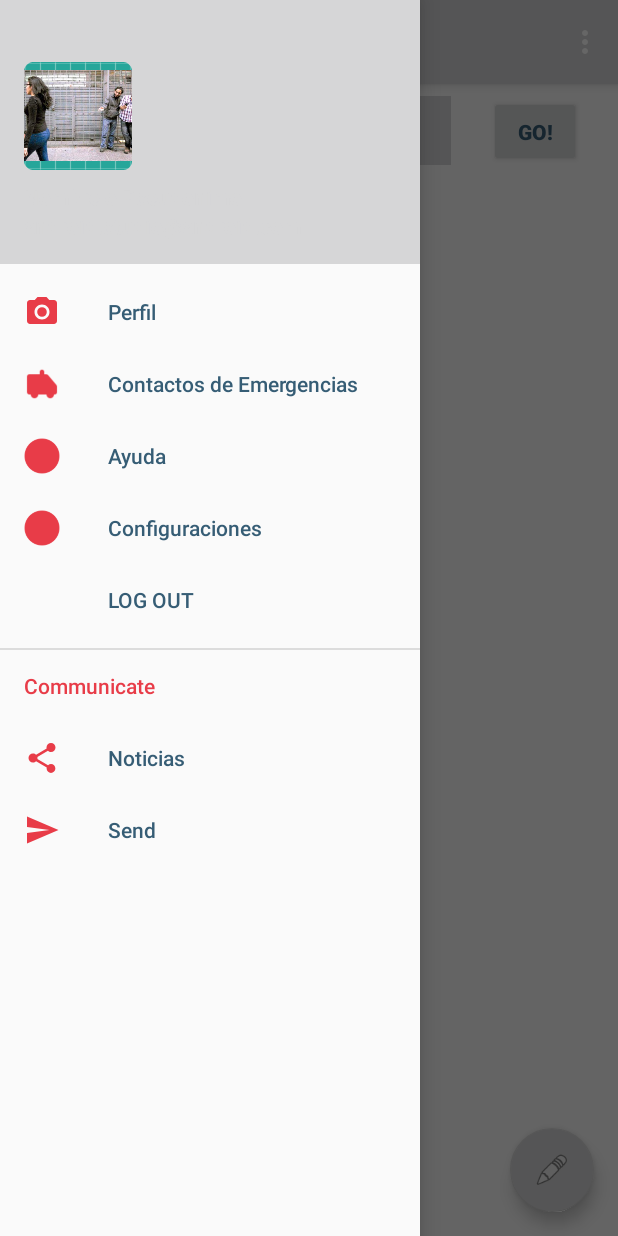
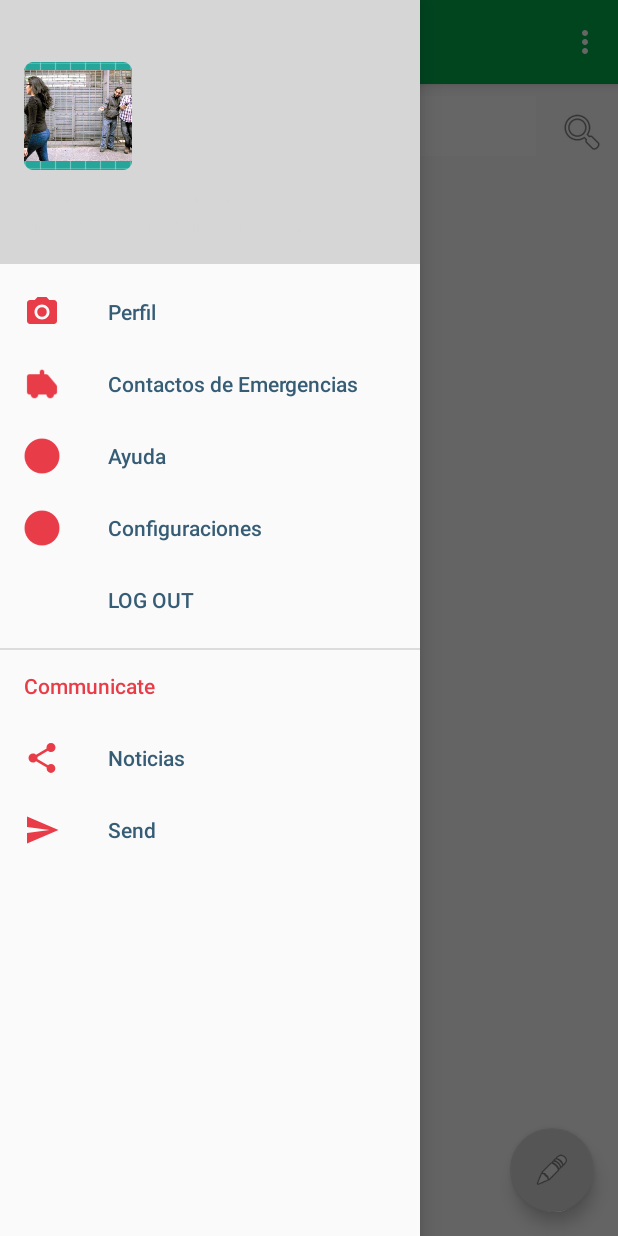
Before and after one commit to rrsegnini/AP-RESPETO., an Android app: the screen it shows after launch (MainFeedActivity), with the side drawer open, on a phone screen of 412 x 824 dp. Run offline under Robolectric (Android 15) with nearby library versions, the phone set to English and light mode, and no system bars; our stand-ins replace Firebase (no records; nobody signed in at launch, a user with empty details on screens opened directly).

Commit message:
MainFeed Activity Visual Fix

```diff
--- a/app/src/main/res/layout/app_bar_main_feed.xml
+++ b/app/src/main/res/layout/app_bar_main_feed.xml
@@ -14,9 +14,13 @@
         <android.support.v7.widget.Toolbar
             android:id="@+id/toolbar"
             android:layout_width="match_parent"
-            android:layout_height="?attr/actionBarSize"
-            android:background="?attr/colorPrimary"
-            app:popupTheme="@style/AppTheme.PopupOverlay" />
+            android:layout_height="match_parent"
+            android:background="@color/RSPT_green"
+            app:popupTheme="@style/AppTheme.PopupOverlay"
+            app:subtitle="RESPETO."
+            app:subtitleTextColor="@color/RSPT_blue"
+            app:title="Main feed"
+            app:titleTextColor="@color/RSPT_blue" />
 
     </android.support.design.widget.AppBarLayout>
 
--- a/app/src/main/res/layout/content_main_feed.xml
+++ b/app/src/main/res/layout/content_main_feed.xml
@@ -9,54 +9,58 @@
     tools:showIn="@layout/app_bar_main_feed">
 
 
+    <LinearLayout
+        android:layout_width="match_parent"
+        android:layout_height="match_parent"
+        android:orientation="vertical">
+
+        <LinearLayout
+            android:layout_width="match_parent"
+            android:layout_height="wrap_content"
+            android:orientation="horizontal">
+
             <EditText
                 android:id="@+id/searchCriteriaTextEdit"
-        android:layout_width="250dp"
-        android:layout_height="46dp"
+                android:layout_width="714dp"
+                android:layout_height="match_parent"
                 android:layout_marginEnd="8dp"
                 android:layout_marginStart="8dp"
                 android:layout_marginTop="8dp"
-        android:background="@color/colorPrimary"
-        android:backgroundTint="@color/colorAccent"
+                android:layout_weight="1"
+                android:background="@color/common_google_signin_btn_text_dark_default"
+                android:backgroundTint="@android:color/white"
                 android:ems="10"
                 android:hint="Buscar..."
                 android:inputType="textPersonName"
                 android:textColor="#ffffff"
+                android:textColorLink="@color/RSPT_green"
                 app:layout_constraintEnd_toEndOf="parent"
                 app:layout_constraintHorizontal_bias="0.294"
                 app:layout_constraintStart_toStartOf="parent"
                 app:layout_constraintTop_toTopOf="parent" />
 
             <ImageView
-        android:id="@+id/imageView3"
-        android:layout_width="40dp"
-        android:layout_height="44dp"
+                android:id="@+id/mainfeed_imgSearchButton"
+                android:layout_width="match_parent"
+                android:layout_height="wrap_content"
                 android:layout_marginEnd="8dp"
+                android:layout_marginRight="8dp"
                 android:layout_marginTop="16dp"
+                android:layout_weight="1"
+                android:scaleType="fitEnd"
                 app:layout_constraintEnd_toStartOf="@+id/searchCriteriaTextEdit"
                 app:layout_constraintTop_toTopOf="parent"
-        app:srcCompat="@android:drawable/ic_menu_search"
-        android:layout_marginRight="8dp" />
+                app:srcCompat="@android:drawable/ic_menu_search" />
 
-    <Button
-        android:id="@+id/searchButton"
-        android:layout_width="61dp"
-        android:layout_height="47dp"
-        android:layout_marginEnd="8dp"
-        android:layout_marginStart="8dp"
-        android:layout_marginTop="8dp"
-        android:src="@drawable/ic_search"
-
-        android:text="Go!"
-        android:textStyle="bold"
-        app:layout_constraintEnd_toEndOf="parent"
-        app:layout_constraintStart_toEndOf="@+id/searchCriteriaTextEdit"
-        app:layout_constraintTop_toTopOf="parent" />
+        </LinearLayout>
 
         <ListView
             android:id="@+id/listViewDenuncia"
-        android:layout_width="368dp"
-        android:layout_height="435dp"
+            android:layout_width="match_parent"
+            android:layout_height="match_parent"
+            android:layout_weight="1"
             tools:layout_editor_absoluteX="8dp"
             tools:layout_editor_absoluteY="68dp" />
+    </LinearLayout>
+
 </android.support.constraint.ConstraintLayout>
```
Lines whose indentation alone changed are shown as unchanged.
